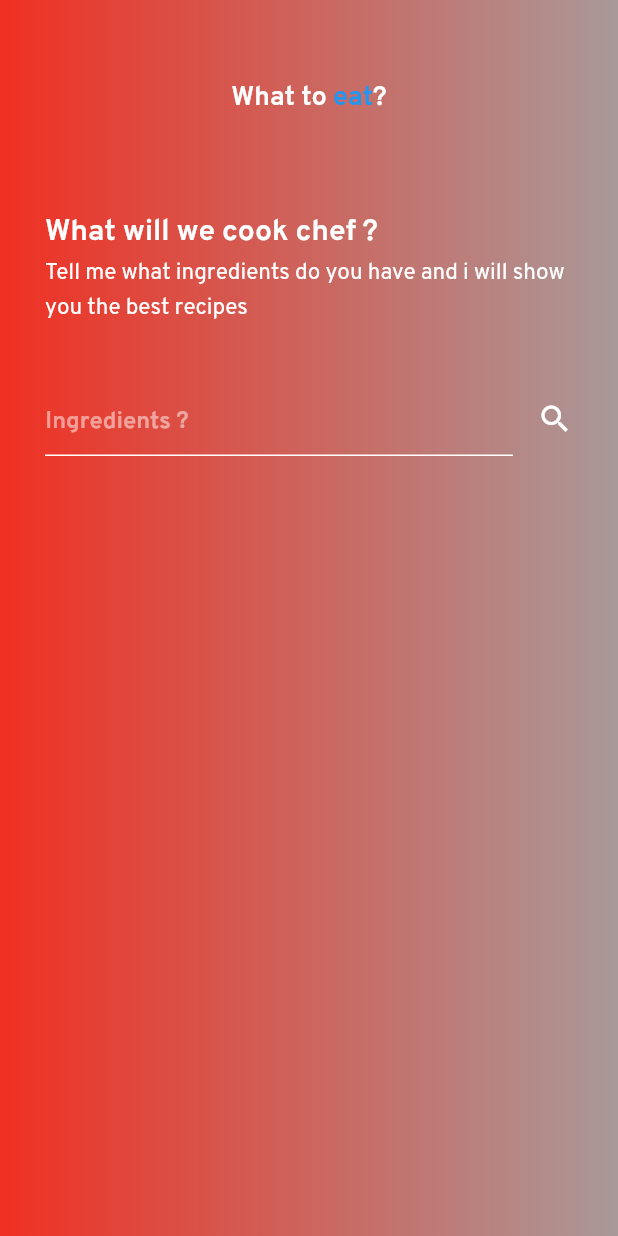
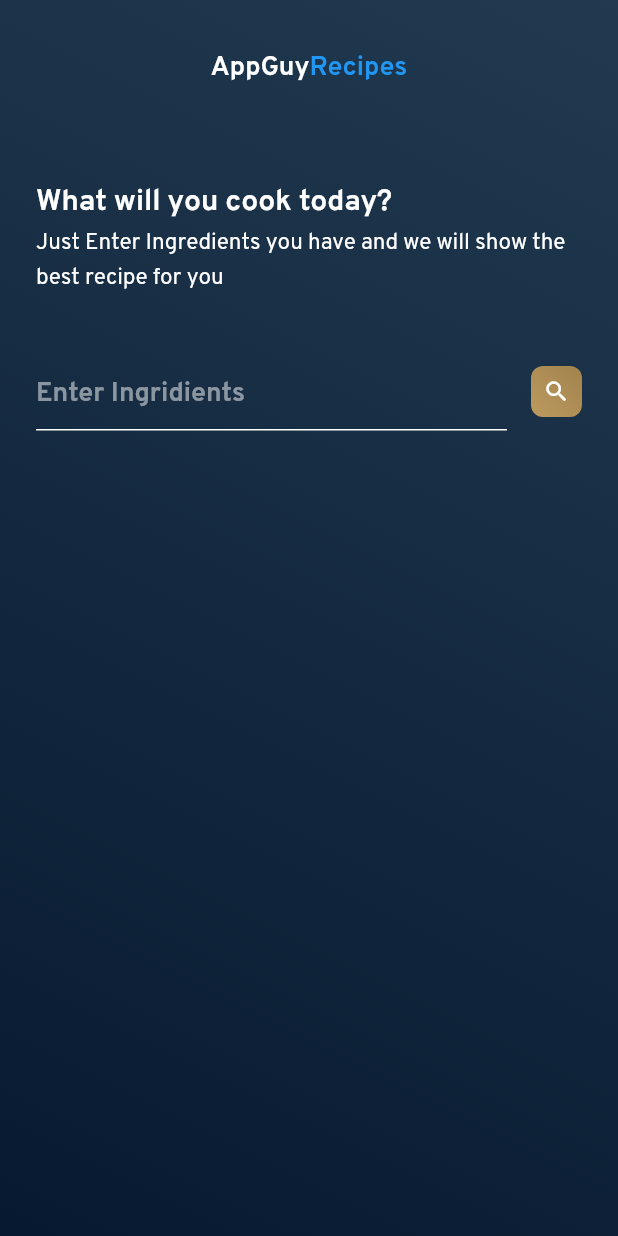
Before and after one commit to Faki74/recipeapp, a Flutter app: the screen it shows after launch, on a phone screen of 412 x 824 dp. Run offline on Flutter 3.47's test engine with Material 2 defaults, Android fonts, the phone set to English and light mode, and no system bars; our stand-ins replace webview_flutter.

Commit message:
first complete version

```diff
--- a/lib/views/home.dart
+++ b/lib/views/home.dart
@@ -13,23 +13,18 @@ class Home extends StatefulWidget {
 }
 
 class _HomeState extends State<Home> {
-  List<RecipeModel> recipes = [];
+  List<RecipeModel> recipies = [];
+  String? ingridients;
+  bool _loading = false;
+  String query = "banana";
+  TextEditingController textEditingController = TextEditingController();
 
-  TextEditingController textEditingController = TextEditingController();
-  String applicationID = "c418f30c";
-  String applicationKey = "c326f454c4325f7eae2dbe3386c119ae";
-  getRecipies(String query) async {
-    Uri url = Uri.parse(
-        "https://api.edamam.com/search?q=$query&app_id=c418f30c&app_key=c326f454c4325f7eae2dbe3386c119ae");
-    var response = await http.get(url);
-    Map<String, dynamic> JsonData = jsonDecode(response.body);
-    JsonData["hits"].forEach((element) {
-      print(element.toString());
-      RecipeModel recipeModel = RecipeModel();
-      recipeModel = RecipeModel.fromMap(element["recipe"]);
-      recipes.add(recipeModel);
-    });
-    print(recipes.toString());
+  String applicationId = "1ea8415d";
+  String applicationKey = "0bc0dbfa7e0d4efef081c98b935bed5f";
+
+  @override
+  void initState() {
+    super.initState();
   }
 
   @override
@@ -41,19 +36,20 @@ class _HomeState extends State<Home> {
             height: MediaQuery.of(context).size.height,
             width: MediaQuery.of(context).size.width,
             decoration: const BoxDecoration(
-              gradient: LinearGradient(colors: [
-            Color(0xfff03022),
-            Color(0xffa99999),
-          ])),
+                gradient: LinearGradient(
+                    colors: [Color(0xff213A50), Color(0xff071930)],
+                    begin: FractionalOffset.topRight,
+                    end: FractionalOffset.bottomLeft)),
           ),
-        Container(
+          SingleChildScrollView(
+            child: Container(
               padding: EdgeInsets.symmetric(
                   vertical: !kIsWeb
                       ? Platform.isIOS
                           ? 60
-                      : 50
+                          : 30
                       : 30,
-              horizontal: 30),
+                  horizontal: 24),
               child: Column(
                 crossAxisAlignment: CrossAxisAlignment.start,
                 children: <Widget>[
@@ -63,33 +59,26 @@ class _HomeState extends State<Home> {
                         : MainAxisAlignment.center,
                     children: const <Widget>[
                       Text(
-                      'What to ',
+                        "AppGuy",
                         style: TextStyle(
                             fontSize: 18,
                             color: Colors.white,
                             fontFamily: 'Overpass'),
                       ),
                       Text(
-                      'eat',
+                        "Recipes",
                         style: TextStyle(
                             fontSize: 18,
                             color: Colors.blue,
                             fontFamily: 'Overpass'),
-                    ),
-                    Text(
-                      '?',
-                      style: TextStyle(
-                          fontSize: 18,
-                          color: Colors.white,
-                          fontFamily: 'Overpass'),
-                    ),
+                      )
                     ],
                   ),
                   const SizedBox(
                     height: 60,
                   ),
                   const Text(
-                  "What will we cook chef ?",
+                    "What will you cook today?",
                     style: TextStyle(
                         fontSize: 20,
                         color: Colors.white,
@@ -97,7 +86,7 @@ class _HomeState extends State<Home> {
                         fontFamily: 'Overpass'),
                   ),
                   const Text(
-                  "Tell me what ingredients do you have and i will show you the best recipes ",
+                    "Just Enter Ingredients you have and we will show the best recipe for you",
                     style: TextStyle(
                         fontSize: 15,
                         color: Colors.white,
@@ -107,17 +96,20 @@ class _HomeState extends State<Home> {
                   const SizedBox(
                     height: 40,
                   ),
-                SizedBox(
-                  width: MediaQuery.of(context).size.width,
+                  Container(
                     child: Row(
                       children: <Widget>[
                         Expanded(
                           child: TextField(
                             controller: textEditingController,
+                            style: const TextStyle(
+                                fontSize: 16,
+                                color: Colors.white,
+                                fontFamily: 'Overpass'),
                             decoration: InputDecoration(
-                            hintText: "Ingredients ?",
+                              hintText: "Enter Ingridients",
                               hintStyle: TextStyle(
-                                fontSize: 16,
+                                  fontSize: 18,
                                   color: Colors.white.withOpacity(0.5),
                                   fontFamily: 'Overpass'),
                               enabledBorder: const UnderlineInputBorder(
@@ -135,31 +127,95 @@ class _HomeState extends State<Home> {
                         InkWell(
                             onTap: () async {
                               if (textEditingController.text.isNotEmpty) {
-                            getRecipies(textEditingController.text);
+                                setState(() {
+                                  _loading = true;
+                                });
+                                recipies = [];
+                                String MainUrl =
+                                    "https://api.edamam.com/api/recipes/v2";
+                                String url =
+                                    "$MainUrl?type=public&q=${textEditingController.text}&app_id=1ea8415d&app_key=0bc0dbfa7e0d4efef081c98b935bed5f";
+                                //"https://api.edamam.com/search?q=${textEditingController.text}&app_id=0f21d949&app_key=8bcdd93683d1186ba0555cb95e64ab26";
+                                var response = await http.get(Uri.parse(url));
+                                print(" $response this is response");
+                                Map<String, dynamic> jsonData =
+                                    jsonDecode(response.body);
+                                print("this is json Data $jsonData");
+                                jsonData["hits"].forEach((element) {
+                                  print(element.toString());
+                                  RecipeModel recipeModel = RecipeModel();
+                                  recipeModel =
+                                      RecipeModel.fromMap(element['recipe']);
+                                  recipies.add(recipeModel);
+                                  print(recipeModel.url);
+                                });
+                                setState(() {
+                                  _loading = false;
+                                });
+
+                                print("doing it");
+                              } else {
+                                print("not doing it");
                               }
                             },
                             child: Container(
-                          child: const Icon(Icons.search, color: Colors.white),
+                              decoration: BoxDecoration(
+                                  borderRadius: BorderRadius.circular(8),
+                                  gradient: const LinearGradient(
+                                      colors: [
+                                        Color(0xffA2834D),
+                                        Color(0xffBC9A5F)
+                                      ],
+                                      begin: FractionalOffset.topRight,
+                                      end: FractionalOffset.bottomLeft)),
+                              padding: const EdgeInsets.all(8),
+                              child: Row(
+                                mainAxisSize: MainAxisSize.min,
+                                children: const <Widget>[
+                                  Icon(Icons.search,
+                                      size: 18, color: Colors.white),
+                                ],
+                              ),
+                            )),
+                      ],
+                    ),
+                  ),
+                  const SizedBox(
+                    height: 30,
+                  ),
+                  Container(
+                    child: GridView(
+                        gridDelegate:
+                            const SliverGridDelegateWithMaxCrossAxisExtent(
+                                mainAxisSpacing: 10.0,
+                                maxCrossAxisExtent: 200.0),
+                        shrinkWrap: true,
+                        scrollDirection: Axis.vertical,
+                        physics: const ClampingScrollPhysics(),
+                        children: List.generate(recipies.length, (index) {
+                          return GridTile(
+                              child: RecipieTile(
+                            title: recipies[index].label,
+                            imgUrl: recipies[index].image,
+                            desc: recipies[index].source,
+                            url: recipies[index].url,
+                          ));
+                        })),
+                  ),
+                ],
+              ),
             ),
           )
         ],
       ),
-                )
-              ]),
-        )
-      ],
-    ));
+    );
   }
 }
 
 class RecipieTile extends StatefulWidget {
   final String title, desc, imgUrl, url;
 
-  const RecipieTile(
-      {required this.title,
-      required this.desc,
-      required this.imgUrl,
-      required this.url});
+  const RecipieTile({this.title, this.desc, this.imgUrl, this.url});
 
   @override
   _RecipieTileState createState() => _RecipieTileState();
@@ -242,3 +298,67 @@ class _RecipieTileState extends State<RecipieTile> {
     );
   }
 }
+
+class GradientCard extends StatelessWidget {
+  final Color topColor;
+  final Color bottomColor;
+  final String topColorCode;
+  final String bottomColorCode;
+
+  const GradientCard(
+      {this.topColor,
+      this.bottomColor,
+      this.topColorCode,
+      this.bottomColorCode});
+
+  @override
+  Widget build(BuildContext context) {
+    return Padding(
+      padding: const EdgeInsets.all(8.0),
+      child: Wrap(
+        children: <Widget>[
+          Container(
+            child: Stack(
+              children: <Widget>[
+                Container(
+                  height: 160,
+                  width: 180,
+                  decoration: BoxDecoration(
+                      gradient: LinearGradient(
+                          colors: [topColor, bottomColor],
+                          begin: FractionalOffset.topLeft,
+                          end: FractionalOffset.bottomRight)),
+                ),
+                Container(
+                  width: 180,
+                  alignment: Alignment.bottomLeft,
+                  decoration: const BoxDecoration(
+                      gradient: LinearGradient(
+                          colors: [Colors.white30, Colors.white],
+                          begin: FractionalOffset.centerRight,
+                          end: FractionalOffset.centerLeft)),
+                  child: Padding(
+                    padding: const EdgeInsets.all(8.0),
+                    child: Column(
+                      children: <Widget>[
+                        Text(
+                          topColorCode,
+                          style: const TextStyle(
+                              fontSize: 16, color: Colors.black54),
+                        ),
+                        Text(
+                          bottomColorCode,
+                          style: TextStyle(fontSize: 16, color: bottomColor),
+                        )
+                      ],
+                    ),
+                  ),
+                )
+              ],
+            ),
+          ),
+        ],
+      ),
+    );
+  }
+}
```
Also changed, not shown: lib/models/missed_ingredients_model.dart (+5 -5 lines), pubspec.yaml (+18 -24 lines), pubspec.lock, 1 other file. Lines whose indentation alone changed are shown as unchanged.
